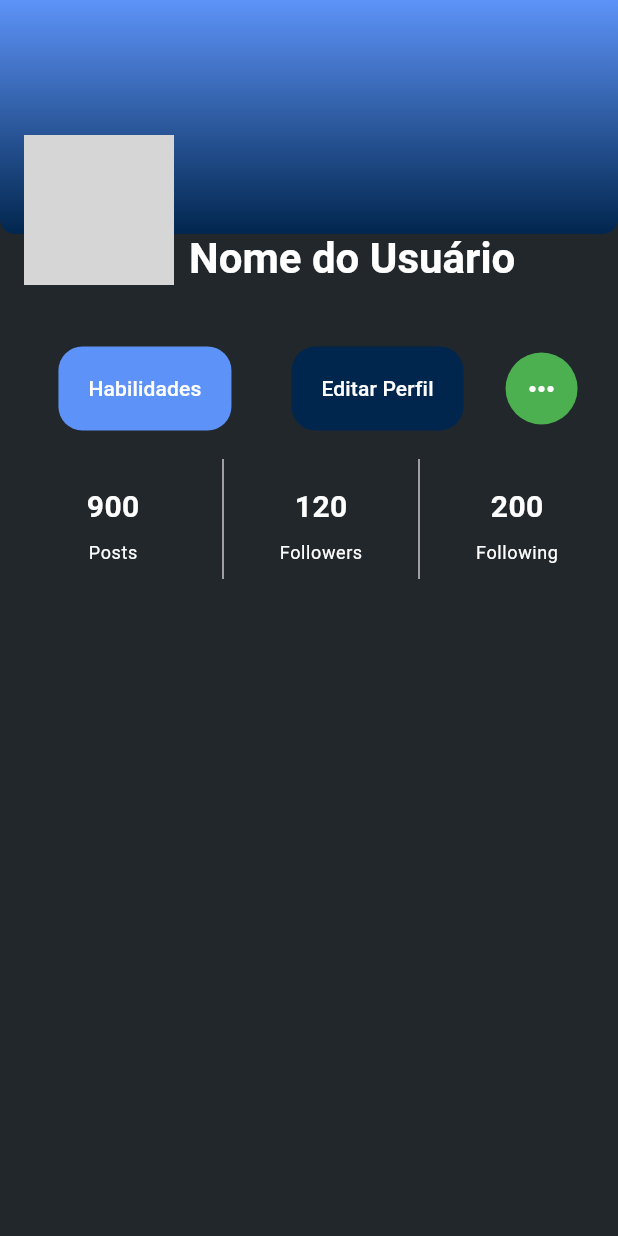
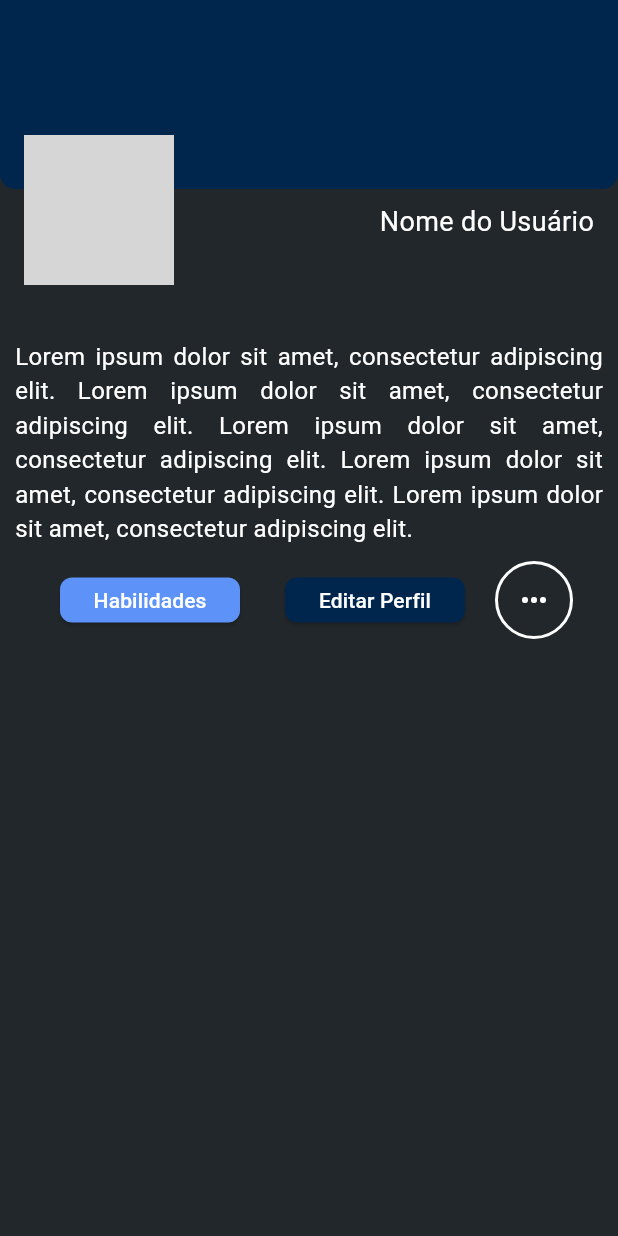
Before and after one commit to Dom-Luiz-III/agenclean_project, a Flutter app: the screen it shows after launch, on a phone screen of 412 x 824 dp. Run offline on Flutter 3.47's test engine with Material 3 defaults, Android fonts, the phone set to English and light mode, and no system bars; our stand-ins replace salomon_bottom_bar; network calls fail; grey boxes are pictures that could not be loaded.

Commit message:
edit(profile_screen): add description and edit buttons

```diff
--- a/lib/constants.dart
+++ b/lib/constants.dart
@@ -1,10 +1,12 @@
 import 'package:flutter/material.dart';
+
 
 //Cores:
 Color laranjaPrimario = const Color(0xFFFF671E);
 Color azulPrimario = const Color(0xFF01264E);
 Color azulSecundario = const Color(0xFF5D93F8);
-Color corEscura = const Color(0xFF22272B);
+Color cordeFundo1 = const Color(0xFF22272B);
+Color cordeFundo2 = const Color(0xFF161C21);
 Color corMaisEscura = const Color.fromARGB(255, 19, 21, 24);
 Color corBranca = const Color(0xFFE5E7E9);
 
--- a/lib/screens/home.dart
+++ b/lib/screens/home.dart
@@ -33,7 +33,7 @@ class _GoogleBottomBarState extends State<Home> {
   Widget build(BuildContext context) {
     return Scaffold(
       key: _scaffoldKey,
-      backgroundColor: corEscura,
+      backgroundColor: cordeFundo1,
       appBar: AppBar(
         title: const Text(
           'AGENCLEAN contratante',
--- a/lib/screens/login_screen.dart
+++ b/lib/screens/login_screen.dart
@@ -30,7 +30,7 @@ class SignInPage extends StatelessWidget {
     final bool isSmallScreen = MediaQuery.of(context).size.width < 600;
 
     return Scaffold(
-        backgroundColor: corEscura,
+        backgroundColor: cordeFundo1,
         body: Center(
             child: isSmallScreen
                 ? const Column(
--- a/lib/screens/profile_screen.dart
+++ b/lib/screens/profile_screen.dart
@@ -1,162 +1,6 @@
 import 'package:agenclean_project/constants.dart';
 import 'package:flutter/material.dart';
-
-class ProfilePage extends StatelessWidget {
-  const ProfilePage({Key? key}) : super(key: key);
-
-  @override
-  Widget build(BuildContext context) {
-    return Scaffold(
-      backgroundColor: corEscura,
-      body: Column(
-        children: [
-          const Expanded(flex: 1, child: _TopPortion()),
-          Expanded(
-            flex: 3,
-            child: Padding(
-              padding: const EdgeInsets.all(10.0),
-              child: Column(
-                mainAxisSize: MainAxisSize.min,
-                crossAxisAlignment: CrossAxisAlignment.end,
-                children: [
-                  const SizedBox(height: 12),
-                  Row(
-                    mainAxisAlignment: MainAxisAlignment.center,
-                    children: [
-                      _customFloatingActionButton(
-                        onPressed: () {},
-                        heroTag: 'abilities',
-                        label: "Habilidades",
-                        backgroundColor: azulSecundario, // Cor do botão
-                      ),
-                      const SizedBox(
-                          width: 16.0), // espaçamento entre os botões
-                      _customFloatingActionButton(
-                        onPressed: () {},
-                        heroTag: 'edit',
-                        label: "Editar Perfil",
-                        backgroundColor: azulPrimario, // Cor do botão
-                      ),
-                      const SizedBox(
-                          width: 16.0), // espaçamento entre os botões
-                      _customCircularButton(
-                        onPressed: () {},
-                        icon: Icons.more_horiz,
-                        backgroundColor: Colors.green,
-                      ),
-                    ],
-                  ),
-                  const SizedBox(height: 16),
-                  const _ProfileInfoRow()
-                ],
-              ),
-            ),
-          ),
-        ],
-      ),
-    );
-  }
-}
-
-Widget _customFloatingActionButton({
-  required VoidCallback onPressed,
-  required String heroTag,
-  required String label,
-  required Color backgroundColor,
-}) {
-  return Padding(
-    padding: const EdgeInsets.symmetric(vertical: 3.0, horizontal: 12.0),
-    child: FloatingActionButton.extended(
-      onPressed: onPressed,
-      heroTag: heroTag,
-      elevation: 0,
-      label: Text(
-        label,
-        style: const TextStyle(color: Colors.white),
-      ),
-      backgroundColor: backgroundColor,
-    ),
-  );
-}
-
-Widget _customCircularButton({
-  required VoidCallback onPressed,
-  required IconData icon,
-  required Color backgroundColor,
-}) {
-  return Container(
-    decoration: BoxDecoration(
-      shape: BoxShape.circle,
-      color: backgroundColor,
-    ),
-    child: IconButton(
-      onPressed: onPressed,
-      icon: Icon(
-        icon,
-        color: Colors.white,
-      ),
-    ),
-  );
-}
-
-class _ProfileInfoRow extends StatelessWidget {
-  const _ProfileInfoRow({Key? key}) : super(key: key);
-
-  final List<ProfileInfoItem> _items = const [
-    ProfileInfoItem("Posts", 900),
-    ProfileInfoItem("Followers", 120),
-    ProfileInfoItem("Following", 200),
-  ];
-
-  @override
-  Widget build(BuildContext context) {
-    return Container(
-      height: 80,
-      constraints: const BoxConstraints(maxWidth: 400),
-      child: Row(
-        mainAxisAlignment: MainAxisAlignment.spaceEvenly,
-        children: _items
-            .map((item) => Expanded(
-                    child: Row(
-                  children: [
-                    if (_items.indexOf(item) != 0) const VerticalDivider(),
-                    Expanded(child: _singleItem(context, item)),
-                  ],
-                )))
-            .toList(),
-      ),
-    );
-  }
-
-  Widget _singleItem(BuildContext context, ProfileInfoItem item) => Column(
-        mainAxisAlignment: MainAxisAlignment.center,
-        children: [
-          Padding(
-            padding: const EdgeInsets.all(8.0),
-            child: Text(
-              item.value.toString(),
-              style: const TextStyle(
-                fontWeight: FontWeight.bold,
-                fontSize: 20,
-                color: Colors.white,
-              ),
-            ),
-          ),
-          Text(
-            item.title,
-            style: Theme.of(context).textTheme.bodySmall?.copyWith(
-                  color: Colors.white,
-                ),
-          )
-        ],
-      );
-}
-
-class ProfileInfoItem {
-  final String title;
-  final int value;
-  const ProfileInfoItem(this.title, this.value);
-}
+// import 'package:firebase_auth/firebase_auth.dart';
 
 class _TopPortion extends StatelessWidget {
   const _TopPortion({Key? key}) : super(key: key);
@@ -167,14 +11,10 @@ class _TopPortion extends StatelessWidget {
       fit: StackFit.expand,
       children: [
         Container(
-          margin: const EdgeInsets.only(bottom: 50),
-          decoration: const BoxDecoration(
-            gradient: LinearGradient(
-              begin: Alignment.bottomCenter,
-              end: Alignment.topCenter,
-              colors: [Color(0xFF01264E), Color(0xFF5D93F8)],
-            ),
-            borderRadius: BorderRadius.only(
+          margin: const EdgeInsets.only(bottom: 80),
+          decoration: BoxDecoration(
+            color: azulPrimario,
+            borderRadius: const BorderRadius.only(
               bottomLeft: Radius.circular(10),
               bottomRight: Radius.circular(10),
             ),
@@ -206,21 +46,22 @@ class _TopPortion extends StatelessWidget {
                     ),
                   ],
                 ),
-                const SizedBox(width: 10),
-                Column(
-                  mainAxisSize: MainAxisSize.min,
-                  crossAxisAlignment: CrossAxisAlignment.start,
-                  children: [
-                    Text(
-                      "Nome do Usuário",
-                      style: Theme.of(context)
-                          .textTheme
-                          .headlineMedium
-                          ?.copyWith(
-                              fontWeight: FontWeight.bold, color: Colors.white),
+                // const SizedBox(width: 10),
+                const Expanded(
+                  child: SizedBox(
+                    height: 55,
+                    child: Column(
+                      mainAxisSize: MainAxisSize.min,
+                      crossAxisAlignment: CrossAxisAlignment.end,
+                      children: [
+                        Text(
+                          /*FirebaseAuth.instance.currentUser!.displayName ??*/ 'Nome do Usuário',
+                          style: TextStyle(fontSize: 18.0, color: Colors.white),
+                        ),
+                        // Adicione outros elementos de texto conforme necessário
+                      ],
                     ),
-                    // Adicione outros elementos de texto conforme necessário
-                  ],
+                  ),
                 ),
               ],
             ),
@@ -230,3 +71,132 @@ class _TopPortion extends StatelessWidget {
     );
   }
 }
+
+class ProfilePage extends StatelessWidget {
+  const ProfilePage({Key? key}) : super(key: key);
+
+  @override
+  Widget build(BuildContext context) {
+    const String userDescription =
+        "Lorem ipsum dolor sit amet, consectetur adipiscing elit. Lorem ipsum dolor sit amet, consectetur adipiscing elit. Lorem ipsum dolor sit amet, consectetur adipiscing elit. Lorem ipsum dolor sit amet, consectetur adipiscing elit. Lorem ipsum dolor sit amet, consectetur adipiscing elit.";
+
+    return Scaffold(
+      backgroundColor: cordeFundo1,
+      body: Column(
+        children: [
+          const Expanded(flex: 1, child: _TopPortion()),
+          Expanded(
+            flex: 3,
+            child: Padding(
+              padding: const EdgeInsets.all(10.0),
+              child: Column(
+                mainAxisSize: MainAxisSize.min,
+                crossAxisAlignment: CrossAxisAlignment.center,
+                children: [
+                  const SizedBox(height: 10),
+                  // texto da descrição
+                  Container(
+                    constraints: const BoxConstraints(maxWidth: 450),
+                    child: const Text(
+                      userDescription,
+                      textAlign: TextAlign.justify,
+                      style: TextStyle(fontSize: 16.0, color: Colors.white),
+                    ),
+                  ),
+                  const SizedBox(height: 10),
+                  // "botões de habilidades", "editar perfil" e "extra"
+                  Row(
+                    mainAxisAlignment: MainAxisAlignment.center,
+                    children: [
+                      _customFloatingActionButton(
+                        onPressed: () {},
+                        heroTag: 'abilities',
+                        label: "Habilidades",
+                        backgroundColor: azulSecundario, // Cor do botão
+                      ),
+                      const SizedBox(
+                          width: 10.0), // espaçamento entre os botões
+                      _customFloatingActionButton(
+                        onPressed: () {},
+                        heroTag: 'edit',
+                        label: "Editar Perfil",
+                        backgroundColor: azulPrimario, // Cor do botão
+                      ),
+                      const SizedBox(
+                          width: 10.0), // espaçamento entre os botões
+                      _customCircularButton(
+                        onPressed: () {},
+                        icon: Icons.more_horiz,
+                        backgroundColor: Colors.green,
+                      ),
+                    ],
+                  ),
+                ],
+              ),
+            ),
+          ),
+        ],
+      ),
+    );
+  }
+}
+
+// costumizador para botões de "habilidades" e "editar perfil"
+Widget _customFloatingActionButton({
+  required VoidCallback onPressed,
+  required String heroTag,
+  required String label,
+  required Color backgroundColor,
+}) {
+  return Padding(
+    padding: const EdgeInsets.symmetric(vertical: 2.0, horizontal: 10.0),
+    child: SizedBox(
+      width: 120,
+      height: 30,
+      child: ElevatedButton(
+        onPressed: onPressed,
+        style: ElevatedButton.styleFrom(
+          backgroundColor: backgroundColor,
+          padding: const EdgeInsets.symmetric(horizontal: 16),
+          shape: RoundedRectangleBorder(
+            borderRadius: BorderRadius.circular(8.0), // Curvatura das bordas
+          ),
+        ),
+        child: Text(
+          label,
+          style: const TextStyle(color: Colors.white, fontSize: 14.0),
+        ),
+      ),
+    ),
+  );
+}
+
+// customizador para o botão circular
+Widget _customCircularButton({
+  required VoidCallback onPressed,
+  required IconData icon,
+  required Color backgroundColor,
+}) {
+  return Container(
+    decoration: BoxDecoration(
+      shape: BoxShape.circle,
+      border: Border.all(
+        color: Colors.white,
+        width: 2.0,
+      ),
+    ),
+    child: Container(
+      decoration: const BoxDecoration(
+        shape: BoxShape.circle,
+        color: Colors.transparent,
+      ),
+      child: IconButton(
+        onPressed: onPressed,
+        icon: Icon(
+          icon,
+          color: Colors.white,
+        ),
+      ),
+    ),
+  );
+}
```
